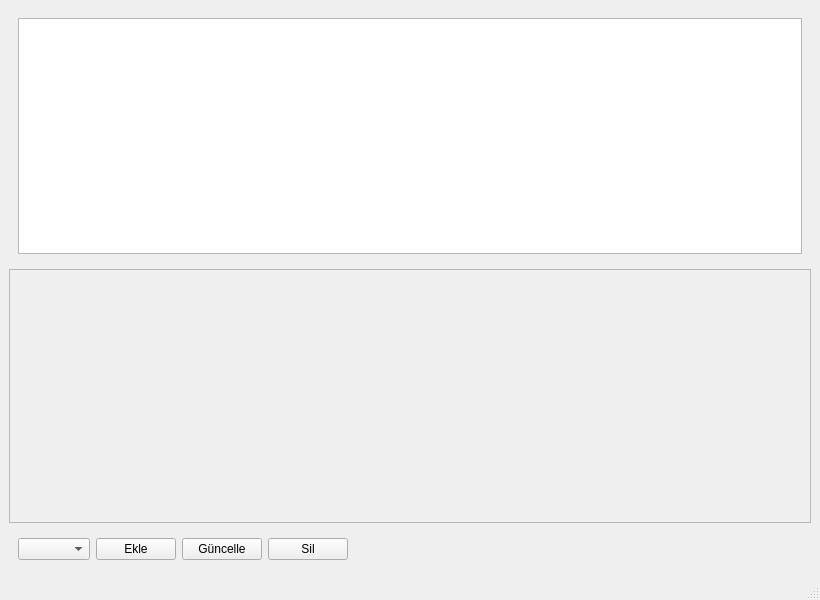
Qt form design/rule.ui (bbaltuntas/tubitak-fuzzy) before a commit.
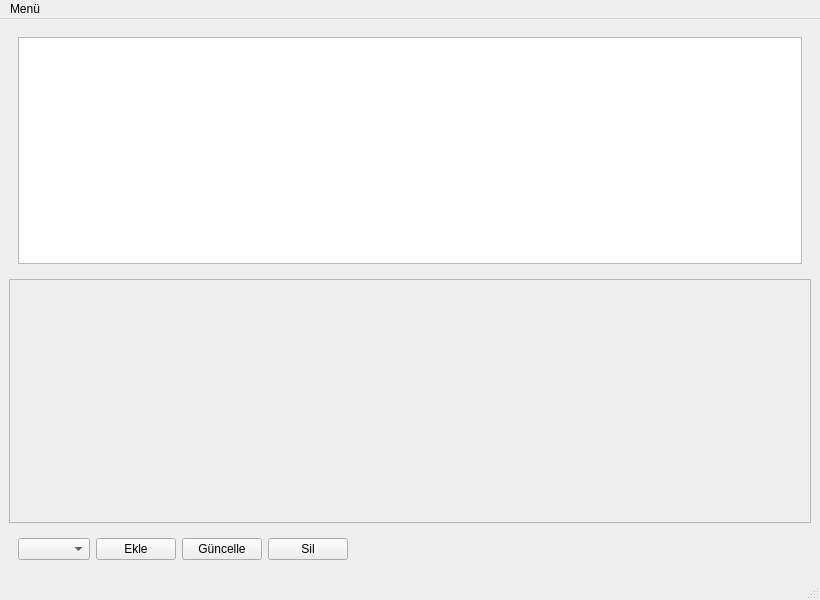
The same form after that commit.

Diff of the .ui file:
```diff
--- a/design/rule.ui
+++ b/design/rule.ui
@@ -154,6 +154,14 @@
      <height>21</height>
     </rect>
    </property>
+   <widget class="QMenu" name="menuMen">
+    <property name="title">
+     <string>Menü</string>
+    </property>
+    <addaction name="excelButton"/>
+    <addaction name="clearAllButton"/>
+   </widget>
+   <addaction name="menuMen"/>
   </widget>
   <widget class="QStatusBar" name="statusbar"/>
  </widget>
```
Left out of the diff: 10 changed lines with no effect on the pictures.
